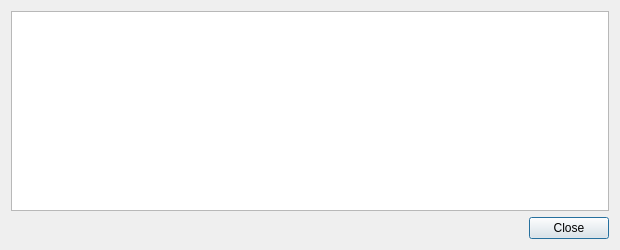
Before: the Qt Designer form src/qt/forms/transactiondescdialog.ui in LightBurdenOfficial/SperoCoin_Android, drawn with Qt 5.
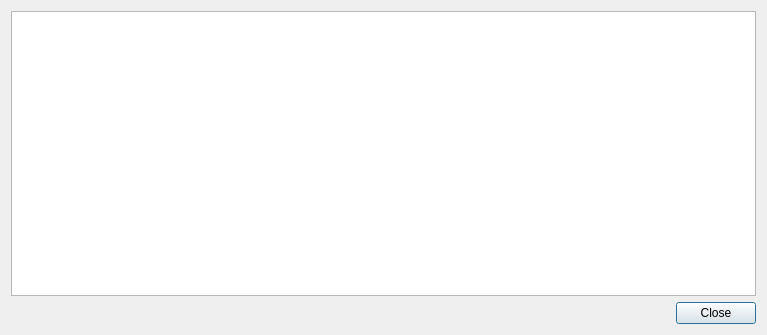
After: the same form once the commit is applied.

Commit message: Melhorias no Layout

Patch:
```diff
--- a/src/qt/forms/transactiondescdialog.ui
+++ b/src/qt/forms/transactiondescdialog.ui
@@ -6,8 +6,8 @@
    <rect>
     <x>0</x>
     <y>0</y>
-    <width>620</width>
-    <height>250</height>
+    <width>767</width>
+    <height>335</height>
    </rect>
   </property>
   <property name="windowTitle">
```
The commit also changes 1 other file.
